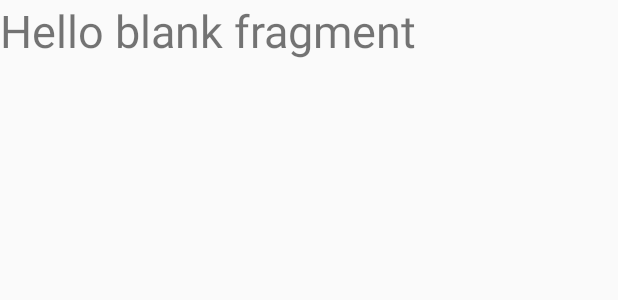
After one commit to moisesynfam/CynfoAndroidApp, an Android app: the layout fragment_area_ads.xml on its own in the app's theme, with its tools: preview values and no code run, on a phone screen of 412 x 824 dp. The commit adds this screen. Shown: the top 300 px of the screen. Run offline under Robolectric (Android 15) with nearby library versions, the phone set to English and light mode, and no system bars.

Commit message:
Adding Fragments

```diff
--- /dev/null
+++ b/app/src/main/res/layout/fragment_area_ads.xml
@@ -0,0 +1,17 @@
+<FrameLayout xmlns:android="http://schemas.android.com/apk/res/android"
+    xmlns:tools="http://schemas.android.com/tools"
+    android:layout_width="match_parent"
+    android:layout_height="match_parent"
+    tools:context="com.example.moises.myapplication.AreaAdsFragment">
+
+    <!-- TODO: Update blank fragment layout -->
+    <TextView
+        android:id="@+id/fragment_text"
+        android:layout_width="match_parent"
+        android:layout_height="match_parent"
+        android:text="@string/hello_blank_fragment"
+
+        android:fontFamily="sans-serif"
+        android:textSize="30sp" />
+
+</FrameLayout>
--- a/app/src/main/res/values/strings.xml
+++ b/app/src/main/res/values/strings.xml
@@ -1,3 +1,6 @@
 <resources>
-    <string name="app_name">My Application</string>
+    <string name="app_name">Cynfo</string>
+
+    <!-- TODO: Remove or change this placeholder text -->
+    <string name="hello_blank_fragment">Hello blank fragment</string>
 </resources>
--- a/build.gradle
+++ b/build.gradle
@@ -11,6 +11,7 @@ buildscript {
 
         // NOTE: Do not place your application dependencies here; they belong
         // in the individual module build.gradle files
+        classpath 'com.google.gms:google-services:3.0.0'
     }
 }
 
```
Also changed, not shown: app/build.gradle (+8 -3 lines), app/src/main/java/com/example/moises/myapplication/AreaAdsFragment.java (added, +72 -0 lines), app/src/main/java/com/example/moises/myapplication/MainActivity.java (+51 -1 lines), app/src/main/res/layout/activity_main.xml (+7 -4 lines).
